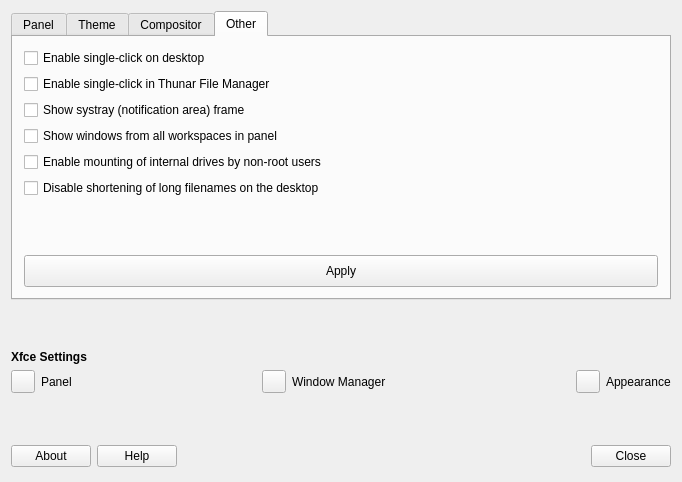
The window that tweak/defaultlook.ui (MX-Linux/mx-tweak) describes before a commit, drawn with Qt 5.
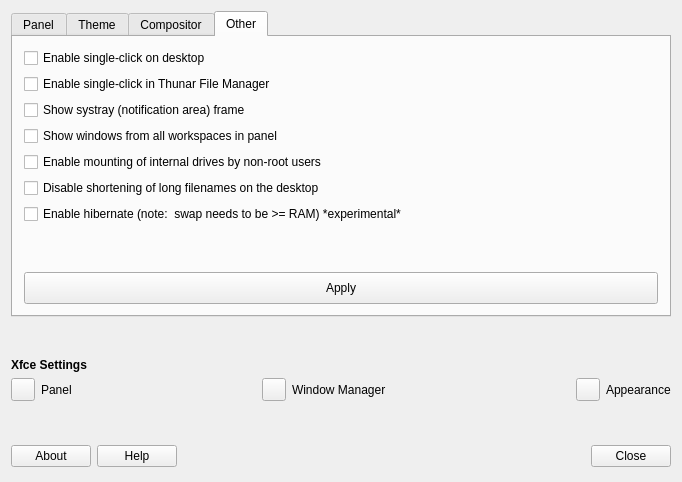
The same window after the commit. The open tabs and pages were chosen to show the change. Icons and pictures are not drawn.

Commit message: added hibernate switch

Diff of the .ui file:
```diff
--- a/tweak/defaultlook.ui
+++ b/tweak/defaultlook.ui
@@ -502,7 +502,7 @@
               </property>
              </widget>
             </item>
-            <item row="7" column="0">
+            <item row="8" column="0">
              <widget class="QPushButton" name="ButtonApplyEtc">
               <property name="minimumSize">
                <size>
@@ -519,7 +519,7 @@
               </property>
              </widget>
             </item>
-            <item row="6" column="0">
+            <item row="7" column="0">
              <spacer name="verticalSpacer_6">
               <property name="orientation">
                <enum>Qt::Vertical</enum>
@@ -560,6 +560,13 @@
               </property>
              </widget>
             </item>
+            <item row="6" column="0">
+             <widget class="QCheckBox" name="checkBoxHibernate">
+              <property name="text">
+               <string>Enable hibernate (note:  swap needs to be &gt;= RAM) *experimental*</string>
+              </property>
+             </widget>
+            </item>
            </layout>
           </item>
          </layout>
```
Left out of the diff: 2 changed lines with no effect on the pictures. The commit also changes 3 other files.
